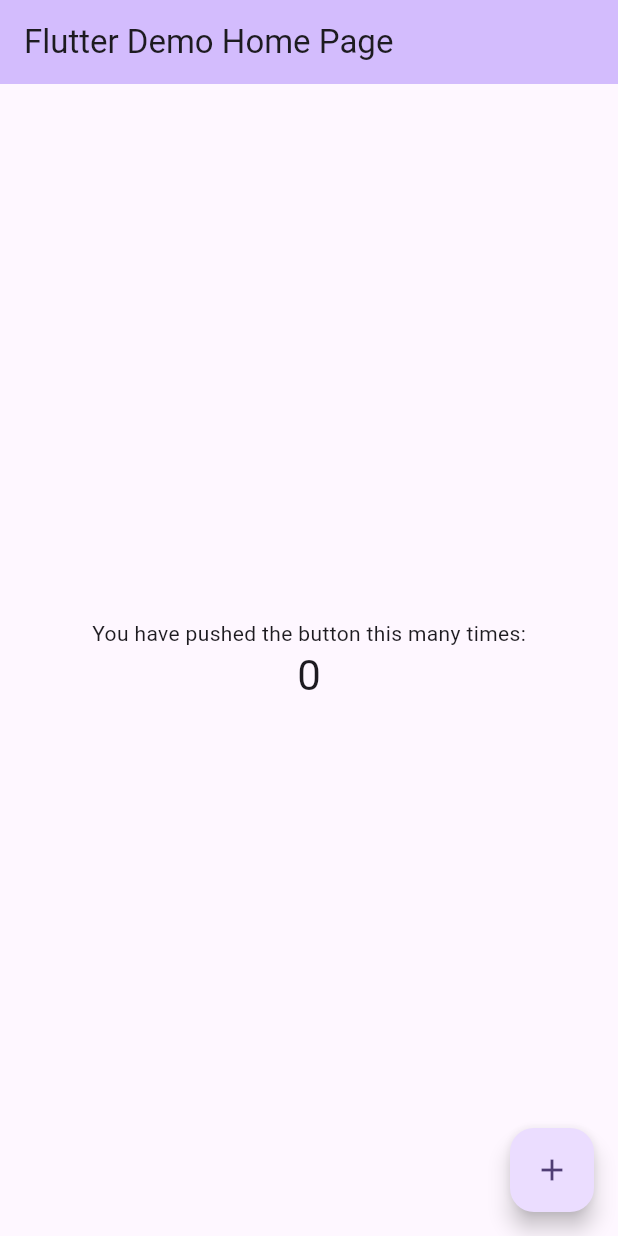
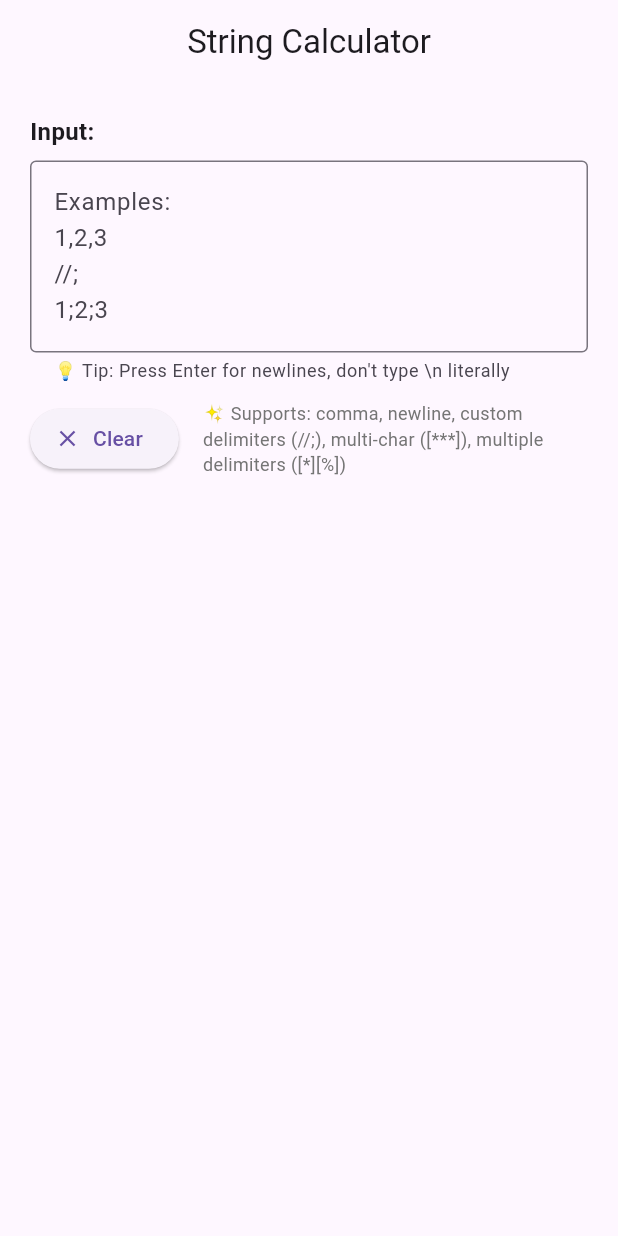
Before and after one commit to RGTechPro/tdd_sum, a Flutter app: the screen it shows after launch, on a phone screen of 412 x 824 dp. Run offline on Flutter 3.47's test engine with Material 3 defaults, Android fonts, the phone set to English and light mode, and no system bars.

Commit message:
ADDED UI

```diff
--- a/lib/main.dart
+++ b/lib/main.dart
@@ -1,125 +1,22 @@
 import 'package:flutter/material.dart';
+import 'screens/calculator_screen.dart';
 
 void main() {
-  runApp(const MyApp());
+  runApp(const StringCalculatorApp());
 }
 
-class MyApp extends StatelessWidget {
-  const MyApp({super.key});
+class StringCalculatorApp extends StatelessWidget {
+  const StringCalculatorApp({super.key});
 
-  // This widget is the root of your application.
   @override
   Widget build(BuildContext context) {
     return MaterialApp(
-      title: 'Flutter Demo',
+      title: 'String Calculator',
       theme: ThemeData(
-        // This is the theme of your application.
-        //
-        // TRY THIS: Try running your application with "flutter run". You'll see
-        // the application has a purple toolbar. Then, without quitting the app,
-        // try changing the seedColor in the colorScheme below to Colors.green
-        // and then invoke "hot reload" (save your changes or press the "hot
-        // reload" button in a Flutter-supported IDE, or press "r" if you used
-        // the command line to start the app).
-        //
-        // Notice that the counter didn't reset back to zero; the application
-        // state is not lost during the reload. To reset the state, use hot
-        // restart instead.
-        //
-        // This works for code too, not just values: Most code changes can be
-        // tested with just a hot reload.
-        colorScheme: ColorScheme.fromSeed(seedColor: Colors.deepPurple),
+        primarySwatch: Colors.blue,
         useMaterial3: true,
       ),
-      home: const MyHomePage(title: 'Flutter Demo Home Page'),
+      home: const CalculatorScreen(),
     );
   }
 }
-
-class MyHomePage extends StatefulWidget {
-  const MyHomePage({super.key, required this.title});
-
-  // This widget is the home page of your application. It is stateful, meaning
-  // that it has a State object (defined below) that contains fields that affect
-  // how it looks.
-
-  // This class is the configuration for the state. It holds the values (in this
-  // case the title) provided by the parent (in this case the App widget) and
-  // used by the build method of the State. Fields in a Widget subclass are
-  // always marked "final".
-
-  final String title;
-
-  @override
-  State<MyHomePage> createState() => _MyHomePageState();
-}
-
-class _MyHomePageState extends State<MyHomePage> {
-  int _counter = 0;
-
-  void _incrementCounter() {
-    setState(() {
-      // This call to setState tells the Flutter framework that something has
-      // changed in this State, which causes it to rerun the build method below
-      // so that the display can reflect the updated values. If we changed
-      // _counter without calling setState(), then the build method would not be
-      // called again, and so nothing would appear to happen.
-      _counter++;
-    });
-  }
-
-  @override
-  Widget build(BuildContext context) {
-    // This method is rerun every time setState is called, for instance as done
-    // by the _incrementCounter method above.
-    //
-    // The Flutter framework has been optimized to make rerunning build methods
-    // fast, so that you can just rebuild anything that needs updating rather
-    // than having to individually change instances of widgets.
-    return Scaffold(
-      appBar: AppBar(
-        // TRY THIS: Try changing the color here to a specific color (to
-        // Colors.amber, perhaps?) and trigger a hot reload to see the AppBar
-        // change color while the other colors stay the same.
-        backgroundColor: Theme.of(context).colorScheme.inversePrimary,
-        // Here we take the value from the MyHomePage object that was created by
-        // the App.build method, and use it to set our appbar title.
-        title: Text(widget.title),
-      ),
-      body: Center(
-        // Center is a layout widget. It takes a single child and positions it
-        // in the middle of the parent.
-        child: Column(
-          // Column is also a layout widget. It takes a list of children and
-          // arranges them vertically. By default, it sizes itself to fit its
-          // children horizontally, and tries to be as tall as its parent.
-          //
-          // Column has various properties to control how it sizes itself and
-          // how it positions its children. Here we use mainAxisAlignment to
-          // center the children vertically; the main axis here is the vertical
-          // axis because Columns are vertical (the cross axis would be
-          // horizontal).
-          //
-          // TRY THIS: Invoke "debug painting" (choose the "Toggle Debug Paint"
-          // action in the IDE, or press "p" in the console), to see the
-          // wireframe for each widget.
-          mainAxisAlignment: MainAxisAlignment.center,
-          children: <Widget>[
-            const Text(
-              'You have pushed the button this many times:',
-            ),
-            Text(
-              '$_counter',
-              style: Theme.of(context).textTheme.headlineMedium,
-            ),
-          ],
-        ),
-      ),
-      floatingActionButton: FloatingActionButton(
-        onPressed: _incrementCounter,
-        tooltip: 'Increment',
-        child: const Icon(Icons.add),
-      ), // This trailing comma makes auto-formatting nicer for build methods.
-    );
-  }
-}
--- /dev/null
+++ b/lib/screens/calculator_screen.dart
@@ -0,0 +1,73 @@
+import 'package:flutter/material.dart';
+import '../service/string_calculator.dart';
+import '../widgets/input_widget.dart';
+import '../widgets/result_widget.dart';
+
+class CalculatorScreen extends StatefulWidget {
+  const CalculatorScreen({super.key});
+
+  @override
+  State<CalculatorScreen> createState() => _CalculatorScreenState();
+}
+
+class _CalculatorScreenState extends State<CalculatorScreen> {
+  final TextEditingController _controller = TextEditingController();
+  final StringCalculator _calculator = StringCalculator();
+  String _output = '';
+  bool _isError = false;
+
+  void _onInputChanged(String input) {
+    setState(() {
+      try {
+        final result = _calculator.add(input);
+        _output = result.toString();
+        _isError = false;
+      } catch (e) {
+        // Keep the full error message for better processing in ResultWidget
+        _output = e.toString();
+        _isError = true;
+      }
+    });
+  }
+
+  void _clear() {
+    setState(() {
+      _controller.clear();
+      _output = '';
+      _isError = false;
+    });
+  }
+
+  @override
+  Widget build(BuildContext context) {
+    return Scaffold(
+      appBar: AppBar(
+        title: const Text('String Calculator'),
+        centerTitle: true,
+      ),
+      body: Padding(
+        padding: const EdgeInsets.all(20.0),
+        child: Column(
+          children: [
+            InputWidget(
+              controller: _controller,
+              onChanged: _onInputChanged,
+              onClear: _clear,
+            ),
+            const SizedBox(height: 20),
+            ResultWidget(
+              output: _output,
+              isError: _isError,
+            ),
+          ],
+        ),
+      ),
+    );
+  }
+
+  @override
+  void dispose() {
+    _controller.dispose();
+    super.dispose();
+  }
+}
--- /dev/null
+++ b/lib/widgets/input_widget.dart
@@ -0,0 +1,59 @@
+import 'package:flutter/material.dart';
+
+class InputWidget extends StatelessWidget {
+  final TextEditingController controller;
+  final Function(String) onChanged;
+  final VoidCallback onClear;
+
+  const InputWidget({
+    super.key,
+    required this.controller,
+    required this.onChanged,
+    required this.onClear,
+  });
+
+  @override
+  Widget build(BuildContext context) {
+    return Column(
+      crossAxisAlignment: CrossAxisAlignment.start,
+      children: [
+        const Text(
+          'Input:',
+          style: TextStyle(fontSize: 16, fontWeight: FontWeight.bold),
+        ),
+        const SizedBox(height: 8),
+        TextField(
+          controller: controller,
+          maxLines: 4,
+          decoration: const InputDecoration(
+            border: OutlineInputBorder(),
+            hintText: 'Examples:\n1,2,3\n//;\n1;2;3\n//[***]\n1***2***3',
+            helperText: '💡 Tip: Press Enter for newlines, don\'t type \\n literally',
+            helperMaxLines: 2,
+          ),
+          onChanged: onChanged,
+        ),
+        const SizedBox(height: 12),
+        Row(
+          children: [
+            ElevatedButton.icon(
+              onPressed: onClear,
+              icon: const Icon(Icons.clear),
+              label: const Text('Clear'),
+            ),
+            const SizedBox(width: 16),
+            Expanded(
+              child: Text(
+                '✨ Supports: comma, newline, custom delimiters (//;), multi-char ([***]), multiple delimiters ([*][%])',
+                style: TextStyle(
+                  fontSize: 12,
+                  color: Colors.grey[600],
+                ),
+              ),
+            ),
+          ],
+        ),
+      ],
+    );
+  }
+}
```
Also changed, not shown: lib/widgets/result_widget.dart (added, +91 -0 lines).
